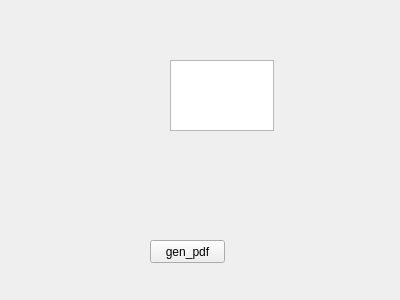
Qt form form_page1.ui (lenna-git/qtproject) before a commit.
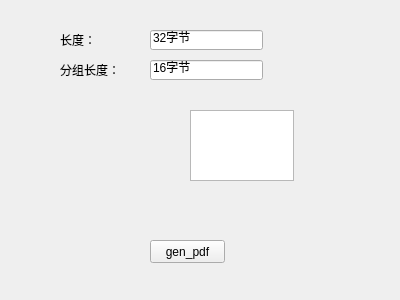
The same form after that commit.

Commit message: 将PDF中长度和分组长度改为可输入参数，并修复form_page1.ui的XML格式错误

```diff
--- a/form_page1.ui
+++ b/form_page1.ui
@@ -16,8 +16,8 @@
   <widget class="QTextEdit" name="textEdit">
    <property name="geometry">
     <rect>
-     <x>170</x>
-     <y>60</y>
+     <x>190</x>
+     <y>110</y>
      <width>104</width>
      <height>71</height>
     </rect>
@@ -36,6 +36,58 @@
     <string>gen_pdf</string>
    </property>
   </widget>
+  <widget class="QLabel" name="labelLength">
+   <property name="geometry">
+    <rect>
+     <x>60</x>
+     <y>30</y>
+     <width>71</width>
+     <height>20</height>
+    </rect>
+   </property>
+   <property name="text">
+    <string>长度：</string>
+   </property>
+  </widget>
+  <widget class="QLineEdit" name="lineEditLength">
+   <property name="geometry">
+    <rect>
+     <x>150</x>
+     <y>30</y>
+     <width>113</width>
+     <height>20</height>
+    </rect>
+   </property>
+   <property name="text">
+    <string>32字节</string>
+   </property>
+  </widget>
+  <widget class="QLabel" name="labelGroupLength">
+   <property name="geometry">
+    <rect>
+     <x>60</x>
+     <y>60</y>
+     <width>71</width>
+     <height>20</height>
+    </rect>
+   </property>
+   <property name="text">
+    <string>分组长度：</string>
+   </property>
+  </widget>
+  <widget class="QLineEdit" name="lineEditGroupLength">
+   <property name="geometry">
+    <rect>
+     <x>150</x>
+     <y>60</y>
+     <width>113</width>
+     <height>20</height>
+    </rect>
+   </property>
+   <property name="text">
+    <string>16字节</string>
+   </property>
+  </widget>
  </widget>
  <resources/>
  <connections/>
```
The commit also changes 6 other files.
